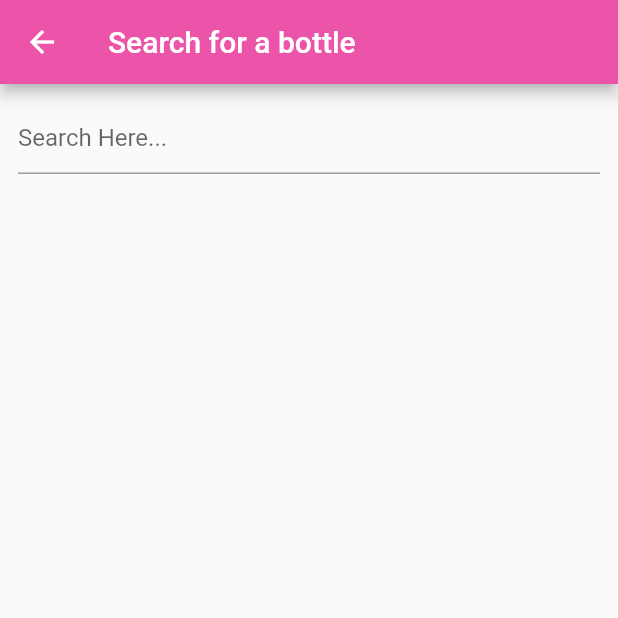
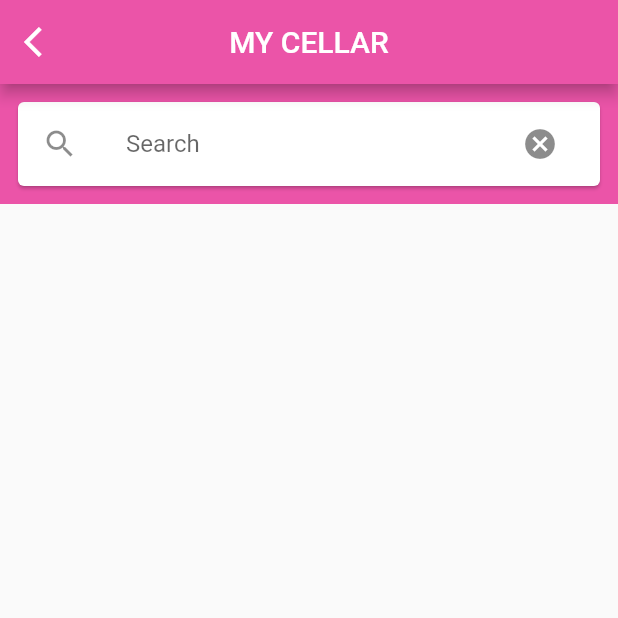
Before and after one commit to touch789/app_smartwine, a Flutter app: the ListSearch screen opened by its route, on a phone screen of 412 x 824 dp, the top half of it. Run offline on Flutter 3.47's test engine with Material 2 defaults, Android fonts, the light colour scheme and no system bars; our stand-ins replace cached_network_image, cloud_firestore, firebase_auth, firebase_database, fl_chart, flutter_speed_dial and 4 more; missing offline and left inert: flutter_circular_chart, flutter_sparkline, image_ink_well, image_picker_saver, qrscan; accounts and stored records are empty.

Commit message:
update search bar

```diff
--- a/lib/screen/rechercher.dart
+++ b/lib/screen/rechercher.dart
@@ -7,6 +7,7 @@ import 'package:flutter/material.dart';
 import '../model/classBouteille.dart';
 import 'ajoutbouteille.dart';
 import 'cellar.dart';
+import 'package:hexcolor/hexcolor.dart';
 
 class ListSearch extends StatefulWidget {
   ListSearchState createState() => ListSearchState();
@@ -31,28 +32,42 @@ class ListSearchState extends State<ListSearch> {
   @override
   Widget build(BuildContext context) {
     return Scaffold(
-      appBar: AppBar(title: Text('Search for a bottle'),
+      appBar: AppBar(
+        centerTitle: true,
         leading: new IconButton(
-          icon: new Icon(Icons.arrow_back, color: Colors.white),
-      onPressed: () => Navigator.pushAndRemoveUntil(
-          context,
-          MaterialPageRoute(
-              builder: (context) => cellar(
-                title: "My Wine Cellar",
-                uid: widget.uid,
-              )),
-              (_) => false),
-    ),),
+          icon: new Icon(Icons.arrow_back_ios, color: Colors.white),
+          onPressed: () => Navigator.pushNamed(context, "/splash"),
+        ),
+        backgroundColor: HexColor("#EB54A8"),
+        title: Text(
+          'MY CELLAR',
+          style: TextStyle(color: Colors.white),
+        ),
+      ),
       body: Column(
         children: <Widget>[
-          Padding(
-            padding: const EdgeInsets.all(12.0),
-            child: TextField(
+          new Container(
+            color: Theme.of(context).primaryColor,
+            child: new Padding(
+              padding: const EdgeInsets.all(8.0),
+              child: new Card(
+                child: new ListTile(
+                  leading: new Icon(Icons.search),
+                  title: new TextField(
                     controller: _textController,
-              decoration: InputDecoration(
-                hintText: 'Search Here...',
+                    decoration: new InputDecoration(
+                        hintText: 'Search', border: InputBorder.none),
+                    // onChanged: onSearchTextChanged,
                   ),
-              onChanged: onItemChanged,
+                  trailing: new IconButton(
+                    icon: new Icon(Icons.cancel),
+                    onPressed: () {
+                      _textController.clear();
+                      // onSearchTextChanged('');
+                    },
+                  ),
+                ),
+              ),
             ),
           ),
           Expanded(
@@ -60,7 +75,6 @@ class ListSearchState extends State<ListSearch> {
               padding: EdgeInsets.all(12.0),
               children: newDataList.map((data) {
                 return ListTile(
-
                   leading: SizedBox(
                     height: 50.0,
                     width: 50.0, // fixed width and height
@@ -73,8 +87,10 @@ class ListSearchState extends State<ListSearch> {
                           return CachedNetworkImage(
                             useOldImageOnUrlChange: true,
                             imageUrl: url,
-                                placeholder: (context, url) => CircularProgressIndicator(),
-                                errorWidget: (context, url, error) => Icon(Icons.error),
+                            placeholder: (context, url) =>
+                                CircularProgressIndicator(),
+                            errorWidget: (context, url, error) =>
+                                Icon(Icons.error),
                           );
                         } else if (item.hasError) {
                           return Text("${item.error}");
```
Lines whose indentation alone changed are shown as unchanged.
